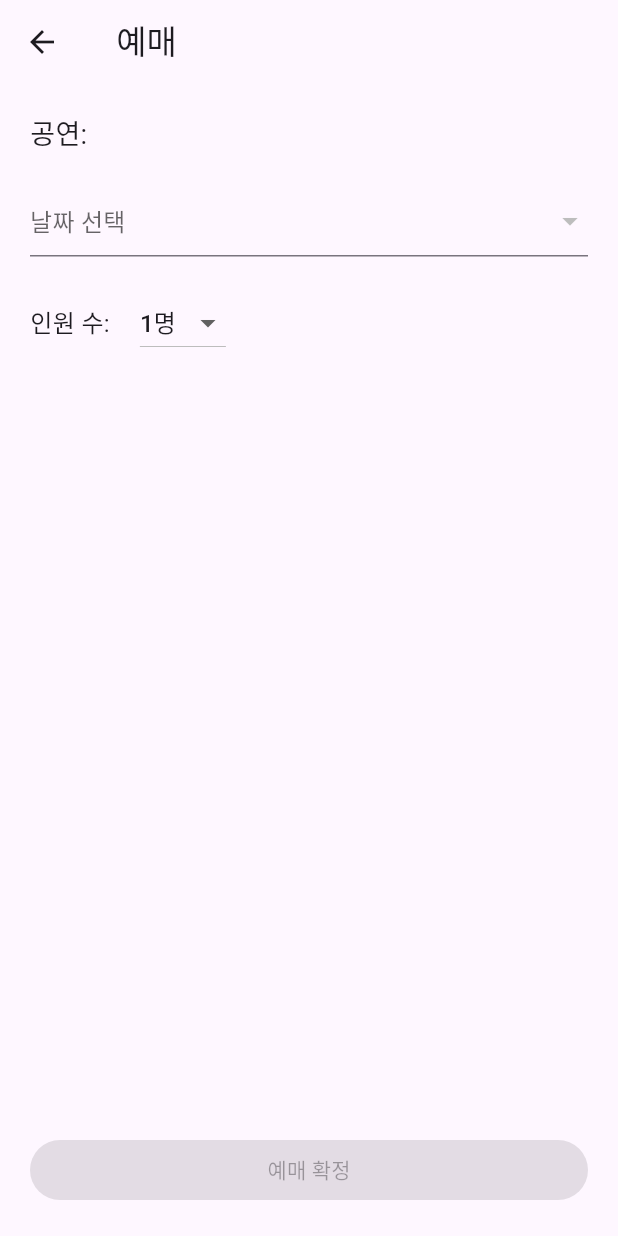
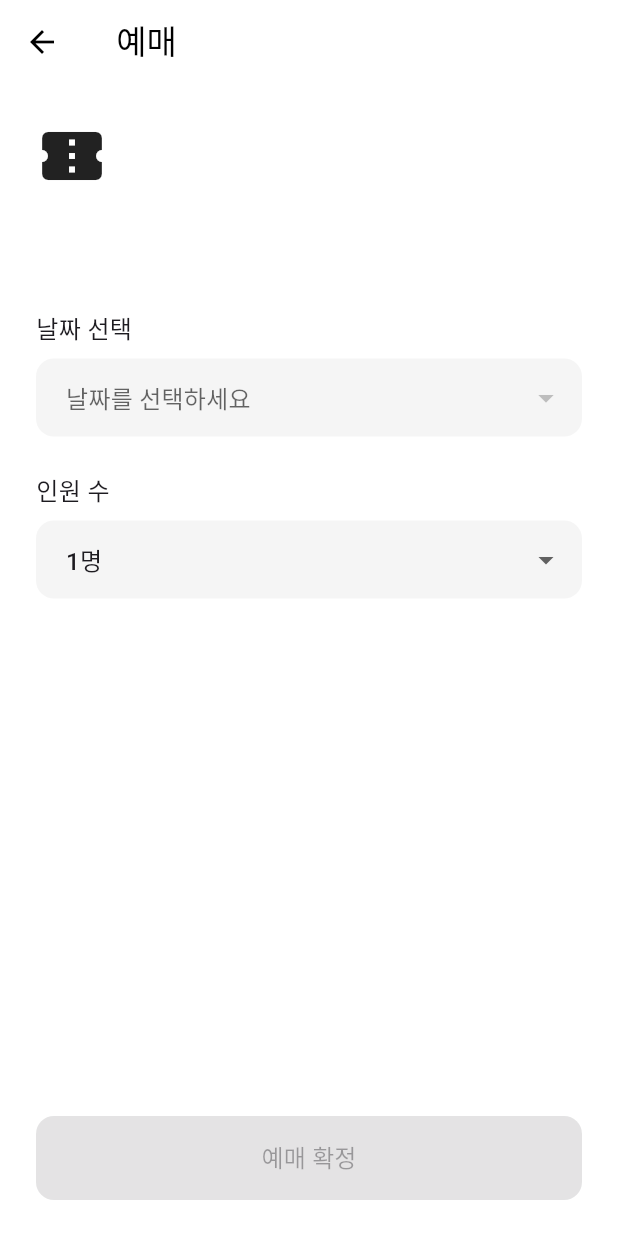
Before and after one commit to pmg1020/AquaTicket, a Flutter app: the ShowDetailPage screen opened directly with empty values, after a tap on "예매하기", on a phone screen of 412 x 824 dp. Run offline on Flutter 3.47's test engine with Material 3 defaults, Android fonts, the phone set to English and light mode, and no system bars; our stand-ins replace cloud_firestore, firebase_auth, firebase_core, firebase_storage, image_picker; accounts and stored records are empty.

Commit message:
ui 2차 수정

```diff
--- a/lib/screens/reservation/reserve_page.dart
+++ b/lib/screens/reservation/reserve_page.dart
@@ -18,7 +18,6 @@ class _ReservePageState extends State<ReservePage> {
   @override
   void initState() {
     super.initState();
-    // 날짜가 1개면 자동 선택
     if (widget.show.date.length == 1) {
       _selectedDate = widget.show.date.first;
     }
@@ -27,21 +26,55 @@ class _ReservePageState extends State<ReservePage> {
   @override
   Widget build(BuildContext context) {
     return Scaffold(
-      appBar: AppBar(title: Text('${widget.show.title} 예매')),
+      backgroundColor: Colors.white,
+      appBar: AppBar(
+        title: Text('${widget.show.title} 예매'),
+        backgroundColor: Colors.white,
+        foregroundColor: Colors.black,
+        elevation: 0,
+      ),
       body: Padding(
-        padding: const EdgeInsets.all(20.0),
+        padding: const EdgeInsets.all(24.0),
         child: Column(
           crossAxisAlignment: CrossAxisAlignment.start,
           children: [
-            Text('공연: ${widget.show.title}', style: const TextStyle(fontSize: 18)),
-            const SizedBox(height: 20),
+            const Icon(Icons.confirmation_num, size: 48, color: Colors.black87),
+            const SizedBox(height: 16),
+            Text(
+              widget.show.title,
+              style: const TextStyle(
+                fontSize: 22,
+                fontWeight: FontWeight.bold,
+                color: Colors.black,
+              ),
+            ),
+            const SizedBox(height: 32),
 
             // 날짜 선택
+            const Text('날짜 선택', style: TextStyle(fontSize: 16)),
+            const SizedBox(height: 8),
             widget.show.date.length == 1
-                ? Text('날짜: ${widget.show.date.first}', style: const TextStyle(fontSize: 16))
+                ? Container(
+              padding: const EdgeInsets.symmetric(vertical: 14, horizontal: 12),
+              decoration: BoxDecoration(
+                color: Colors.grey[100],
+                borderRadius: BorderRadius.circular(12),
+                border: Border.all(color: Colors.grey.shade300),
+              ),
+              child: Text(widget.show.date.first, style: const TextStyle(fontSize: 16)),
+            )
                 : DropdownButtonFormField<String>(
               value: _selectedDate,
-              hint: const Text('날짜 선택'),
+              hint: const Text('날짜를 선택하세요'),
+              decoration: InputDecoration(
+                filled: true,
+                fillColor: Colors.grey[100],
+                border: OutlineInputBorder(
+                  borderRadius: BorderRadius.circular(12),
+                  borderSide: BorderSide.none,
+                ),
+                contentPadding: const EdgeInsets.symmetric(horizontal: 16, vertical: 14),
+              ),
               items: widget.show.date.map((date) {
                 return DropdownMenuItem(value: date, child: Text(date));
               }).toList(),
@@ -52,15 +85,22 @@ class _ReservePageState extends State<ReservePage> {
               },
             ),
 
-            const SizedBox(height: 20),
+            const SizedBox(height: 24),
 
             // 인원 선택
-            Row(
-              children: [
-                const Text('인원 수:', style: TextStyle(fontSize: 16)),
-                const SizedBox(width: 20),
-                DropdownButton<int>(
+            const Text('인원 수', style: TextStyle(fontSize: 16)),
+            const SizedBox(height: 8),
+            DropdownButtonFormField<int>(
               value: _selectedPeople,
+              decoration: InputDecoration(
+                filled: true,
+                fillColor: Colors.grey[100],
+                border: OutlineInputBorder(
+                  borderRadius: BorderRadius.circular(12),
+                  borderSide: BorderSide.none,
+                ),
+                contentPadding: const EdgeInsets.symmetric(horizontal: 16, vertical: 14),
+              ),
               items: List.generate(10, (i) => i + 1)
                   .map((num) => DropdownMenuItem(value: num, child: Text('$num명')))
                   .toList(),
@@ -69,8 +109,6 @@ class _ReservePageState extends State<ReservePage> {
                   _selectedPeople = value!;
                 });
               },
-                ),
-              ],
             ),
 
             const Spacer(),
@@ -95,7 +133,7 @@ class _ReservePageState extends State<ReservePage> {
                       builder: (context) => AlertDialog(
                         title: const Text('예매 완료'),
                         content: Text(
-                          '${widget.show.title} 공연\n날짜: $_selectedDate / 인원: $_selectedPeople명',
+                          '${widget.show.title} 공연\n날짜: $_selectedDate\n인원: $_selectedPeople명',
                         ),
                         actions: [
                           TextButton(
@@ -111,7 +149,15 @@ class _ReservePageState extends State<ReservePage> {
                     );
                   }
                 },
-                child: const Text('예매 확정'),
+                style: ElevatedButton.styleFrom(
+                  backgroundColor: Colors.black,
+                  foregroundColor: Colors.white,
+                  padding: const EdgeInsets.symmetric(vertical: 16),
+                  shape: RoundedRectangleBorder(
+                    borderRadius: BorderRadius.circular(12),
+                  ),
+                ),
+                child: const Text('예매 확정', style: TextStyle(fontSize: 16)),
               ),
             ),
           ],
--- a/lib/screens/show/show_detail_page.dart
+++ b/lib/screens/show/show_detail_page.dart
@@ -1,6 +1,6 @@
 import 'package:flutter/material.dart';
 import '../../models/show.dart';
-import '../reservation/reserve_page.dart'; // 예매 페이지 import
+import '../reservation/reserve_page.dart';
 
 class ShowDetailPage extends StatelessWidget {
   final Show show;
@@ -10,26 +10,78 @@ class ShowDetailPage extends StatelessWidget {
   @override
   Widget build(BuildContext context) {
     return Scaffold(
-      appBar: AppBar(title: Text(show.title)),
+      backgroundColor: Colors.white,
+      appBar: AppBar(
+        title: Text(
+          show.title,
+          style: const TextStyle(fontWeight: FontWeight.bold),
+        ),
+        backgroundColor: Colors.white,
+        foregroundColor: Colors.black,
+        elevation: 0,
+      ),
       body: Padding(
         padding: const EdgeInsets.all(24.0),
         child: Column(
           crossAxisAlignment: CrossAxisAlignment.start,
           children: [
-            const Icon(Icons.event, size: 80, color: Colors.blueAccent),
-            const SizedBox(height: 24),
+            Center(
+              child: Icon(Icons.event, size: 80, color: Colors.black87),
+            ),
+            const SizedBox(height: 32),
             Text(
               show.title,
-              style: const TextStyle(fontSize: 24, fontWeight: FontWeight.bold),
+              style: const TextStyle(
+                fontSize: 26,
+                fontWeight: FontWeight.bold,
+                color: Colors.black,
+              ),
             ),
-            const SizedBox(height: 12),
-            Text('유형: ${show.type}', style: const TextStyle(fontSize: 18)),
+            const SizedBox(height: 16),
+            Row(
+              children: [
+                const Icon(Icons.category, size: 20, color: Colors.grey),
+                const SizedBox(width: 8),
+                Flexible(
+                  child: Text(
+                    '유형: ${show.type}',
+                    style: const TextStyle(fontSize: 16),
+                    overflow: TextOverflow.ellipsis,
+                  ),
+                ),
+              ],
+            ),
             const SizedBox(height: 8),
-            Text('장소: ${show.location}', style: const TextStyle(fontSize: 18)),
+            Row(
+              children: [
+                const Icon(Icons.place, size: 20, color: Colors.grey),
+                const SizedBox(width: 8),
+                Flexible(
+                  child: Text(
+                    '장소: ${show.location}',
+                    style: const TextStyle(fontSize: 16),
+                    overflow: TextOverflow.ellipsis,
+                  ),
+                ),
+              ],
+            ),
             const SizedBox(height: 8),
-            Text(
-              '날짜: ${show.date.join(', ')}', // 여러 날짜를 쉼표로 구분해 보여줌
-              style: const TextStyle(fontSize: 18),
+            Column(
+              crossAxisAlignment: CrossAxisAlignment.start,
+              children: [
+                Row(
+                  children: const [
+                    Icon(Icons.calendar_today, size: 20, color: Colors.grey),
+                    SizedBox(width: 8),
+                    Text('날짜:', style: TextStyle(fontSize: 16)),
+                  ],
+                ),
+                const SizedBox(height: 4),
+                Text(
+                  show.date.join(', '),
+                  style: const TextStyle(fontSize: 16),
+                ),
+              ],
             ),
             const Spacer(),
             SizedBox(
@@ -43,9 +95,17 @@ class ShowDetailPage extends StatelessWidget {
                     ),
                   );
                 },
-                child: const Text('예매하기'),
+                style: ElevatedButton.styleFrom(
+                  backgroundColor: Colors.black,
+                  foregroundColor: Colors.white,
+                  padding: const EdgeInsets.symmetric(vertical: 16),
+                  shape: RoundedRectangleBorder(
+                    borderRadius: BorderRadius.circular(12),
+                  ),
+                ),
+                child: const Text('예매하기', style: TextStyle(fontSize: 16)),
               ),
-            )
+            ),
           ],
         ),
       ),
```
Also changed, not shown: lib/screens/reservation/reservation_detail_page.dart (+59 -13 lines), lib/screens/reservation/reservation_list_page.dart (+7 -1 lines). Lines whose indentation alone changed are shown as unchanged.
